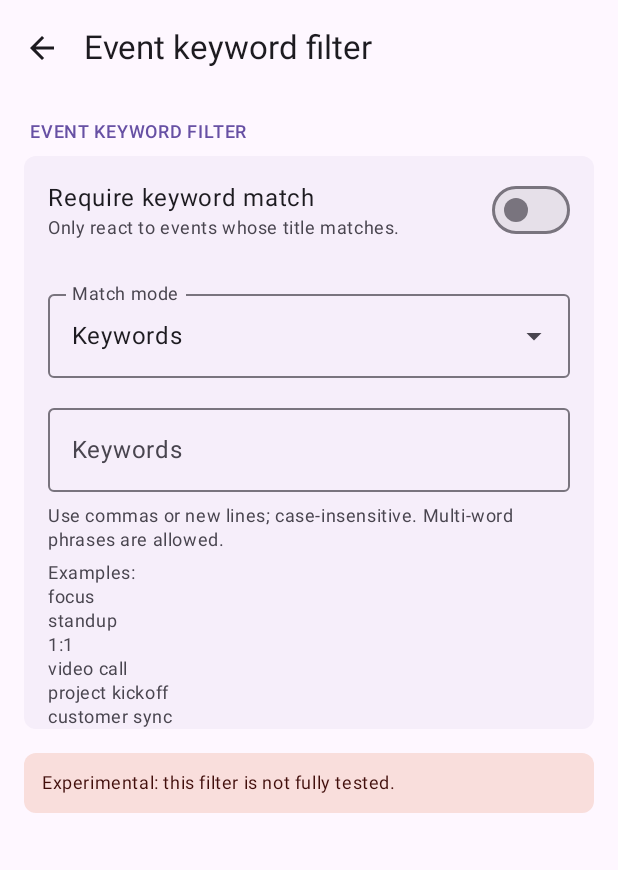
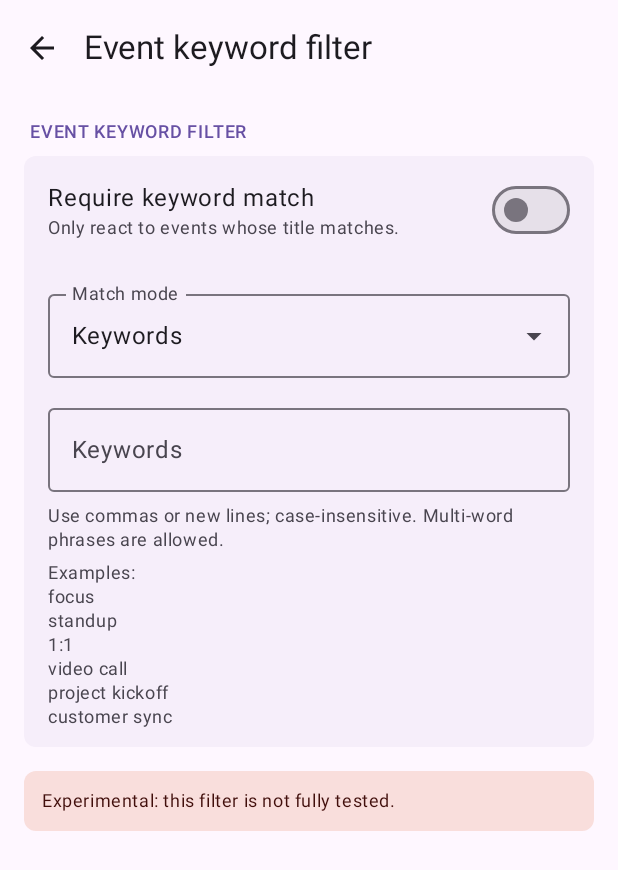
Before and after one commit to BrunoAFK/CalendarDND, an Android app built with Jetpack Compose: the EventKeywordFilterScreen screen opened through its navigation route, on a phone screen of 412 x 824 dp. Shown: the top 870 px of the screen. Run offline under Robolectric (Android 15) with nearby library versions, the light colour scheme and no system bars.

Commit message:
Added missing translations, UI improvments

```diff
--- a/app/src/main/java/com/brunoafk/calendardnd/ui/screens/EventKeywordFilterScreen.kt
+++ b/app/src/main/java/com/brunoafk/calendardnd/ui/screens/EventKeywordFilterScreen.kt
@@ -102,7 +102,7 @@ fun EventKeywordFilterScreen(
                         }
                     )
                     Spacer(modifier = Modifier.padding(top = 12.dp))
-                    Column(modifier = Modifier.padding(horizontal = 16.dp)) {
+                    Column(modifier = Modifier.padding(start = 16.dp, end = 16.dp, bottom = 12.dp)) {
                         ExposedDropdownMenuBox(
                             expanded = modeMenuExpanded,
                             onExpandedChange = { modeMenuExpanded = !modeMenuExpanded }
```
Also changed, not shown: 5 other files.
